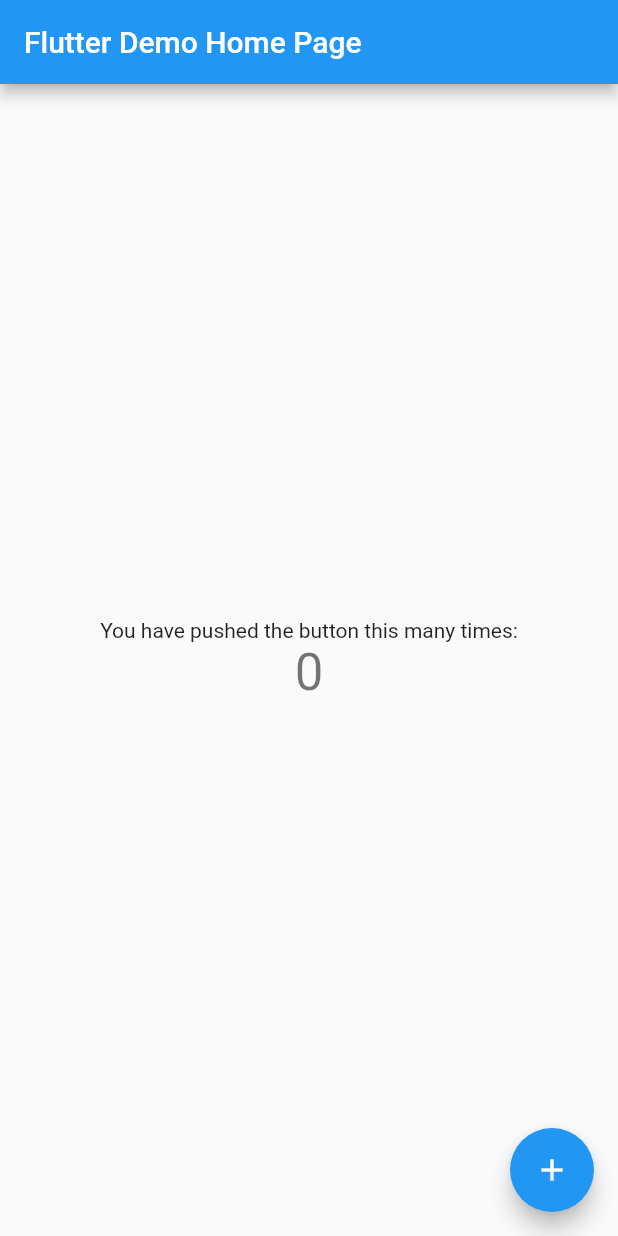
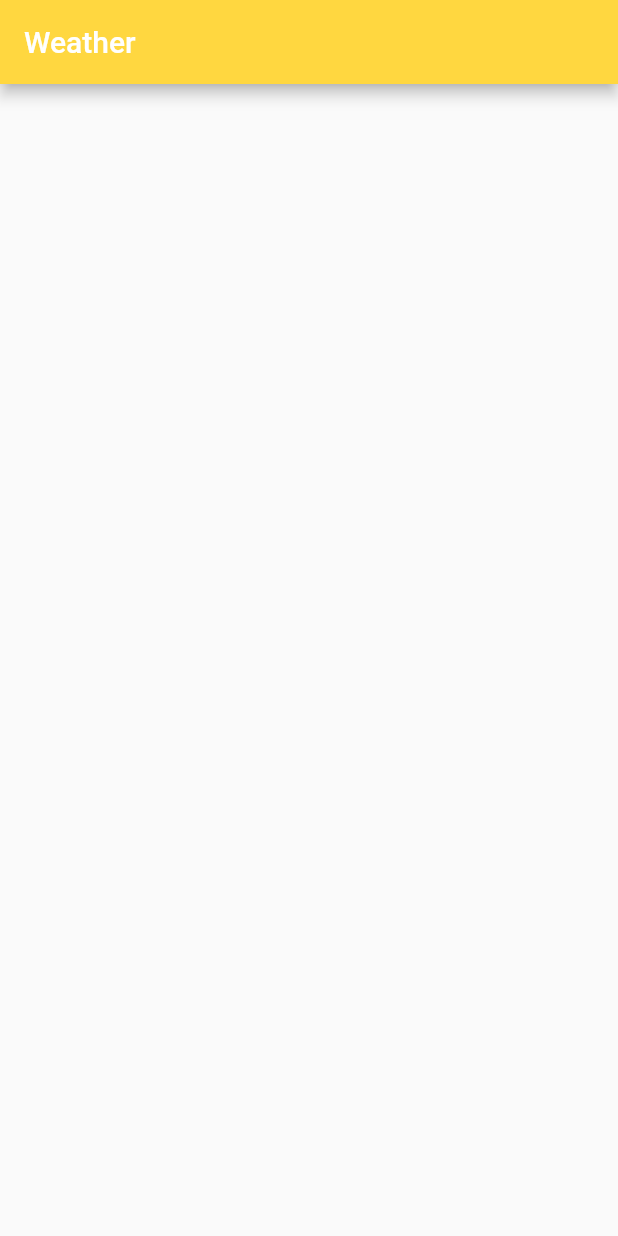
Before and after one commit to hadimir22/weather-app, a Flutter app: the screen it shows after launch, on a phone screen of 412 x 824 dp. Run offline on Flutter 3.47's test engine with Material 2 defaults, Android fonts, the phone set to English and light mode, and no system bars.

```diff
--- a/lib/main.dart
+++ b/lib/main.dart
@@ -1,117 +1,9 @@
 import 'package:flutter/material.dart';
+import './ui//weather.dart';
 
 void main() {
-  runApp(MyApp());
+  runApp(new MaterialApp(
+    title: 'Weather',
+    home: new Weather(),
+  ));
 }
-
-class MyApp extends StatelessWidget {
-  // This widget is the root of your application.
-  @override
-  Widget build(BuildContext context) {
-    return MaterialApp(
-      title: 'Flutter Demo',
-      theme: ThemeData(
-        // This is the theme of your application.
-        //
-        // Try running your application with "flutter run". You'll see the
-        // application has a blue toolbar. Then, without quitting the app, try
-        // changing the primarySwatch below to Colors.green and then invoke
-        // "hot reload" (press "r" in the console where you ran "flutter run",
-        // or simply save your changes to "hot reload" in a Flutter IDE).
-        // Notice that the counter didn't reset back to zero; the application
-        // is not restarted.
-        primarySwatch: Colors.blue,
-        // This makes the visual density adapt to the platform that you run
-        // the app on. For desktop platforms, the controls will be smaller and
-        // closer together (more dense) than on mobile platforms.
-        visualDensity: VisualDensity.adaptivePlatformDensity,
-      ),
-      home: MyHomePage(title: 'Flutter Demo Home Page'),
-    );
-  }
-}
-
-class MyHomePage extends StatefulWidget {
-  MyHomePage({Key key, this.title}) : super(key: key);
-
-  // This widget is the home page of your application. It is stateful, meaning
-  // that it has a State object (defined below) that contains fields that affect
-  // how it looks.
-
-  // This class is the configuration for the state. It holds the values (in this
-  // case the title) provided by the parent (in this case the App widget) and
-  // used by the build method of the State. Fields in a Widget subclass are
-  // always marked "final".
-
-  final String title;
-
-  @override
-  _MyHomePageState createState() => _MyHomePageState();
-}
-
-class _MyHomePageState extends State<MyHomePage> {
-  int _counter = 0;
-
-  void _incrementCounter() {
-    setState(() {
-      // This call to setState tells the Flutter framework that something has
-      // changed in this State, which causes it to rerun the build method below
-      // so that the display can reflect the updated values. If we changed
-      // _counter without calling setState(), then the build method would not be
-      // called again, and so nothing would appear to happen.
-      _counter++;
-    });
-  }
-
-  @override
-  Widget build(BuildContext context) {
-    // This method is rerun every time setState is called, for instance as done
-    // by the _incrementCounter method above.
-    //
-    // The Flutter framework has been optimized to make rerunning build methods
-    // fast, so that you can just rebuild anything that needs updating rather
-    // than having to individually change instances of widgets.
-    return Scaffold(
-      appBar: AppBar(
-        // Here we take the value from the MyHomePage object that was created by
-        // the App.build method, and use it to set our appbar title.
-        title: Text(widget.title),
-      ),
-      body: Center(
-        // Center is a layout widget. It takes a single child and positions it
-        // in the middle of the parent.
-        child: Column(
-          // Column is also a layout widget. It takes a list of children and
-          // arranges them vertically. By default, it sizes itself to fit its
-          // children horizontally, and tries to be as tall as its parent.
-          //
-          // Invoke "debug painting" (press "p" in the console, choose the
-          // "Toggle Debug Paint" action from the Flutter Inspector in Android
-          // Studio, or the "Toggle Debug Paint" command in Visual Studio Code)
-          // to see the wireframe for each widget.
-          //
-          // Column has various properties to control how it sizes itself and
-          // how it positions its children. Here we use mainAxisAlignment to
-          // center the children vertically; the main axis here is the vertical
-          // axis because Columns are vertical (the cross axis would be
-          // horizontal).
-          mainAxisAlignment: MainAxisAlignment.center,
-          children: <Widget>[
-            Text(
-              'You have pushed the button this many times:',
-            ),
-            Text(
-              '$_counter',
-              style: Theme.of(context).textTheme.headline4,
-            ),
-          ],
-        ),
-      ),
-      floatingActionButton: FloatingActionButton(
-        onPressed: _incrementCounter,
-        tooltip: 'Increment',
-        child: Icon(Icons.add),
-      ), // This trailing comma makes auto-formatting nicer for build methods.
-    );
-  }
-}
--- /dev/null
+++ b/lib/ui/weather.dart
@@ -0,0 +1,18 @@
+import 'package:flutter/material.dart';
+
+class Weather extends StatefulWidget {
+  @override
+  _WeatherState createState() => _WeatherState();
+}
+
+class _WeatherState extends State<Weather> {
+  @override
+  Widget build(BuildContext context) {
+    return new Scaffold(
+      appBar: new AppBar(
+          title: new Text('Weather'),
+          backgroundColor: Colors.amberAccent,
+          actions: <Widget>[]),
+    );
+  }
+}
--- a/pubspec.yaml
+++ b/pubspec.yaml
@@ -46,6 +46,11 @@ flutter:
   # assets:
   #   - images/a_dot_burr.jpeg
   #   - images/a_dot_ham.jpeg
+
+  assets:
+    - images/light_rain.jpeg
+    - images/umbrella.jpeg
+    - images/white_snow.jpeg
   # An image asset can refer to one or more resolution-specific "variants", see
   # https://flutter.dev/assets-and-images/#resolution-aware.
   # For details regarding adding assets from package dependencies, see
```
Also changed, not shown: images/light_rain.png (added), images/umbrella.png (added), images/white_snow.png (added), 1 other file.
